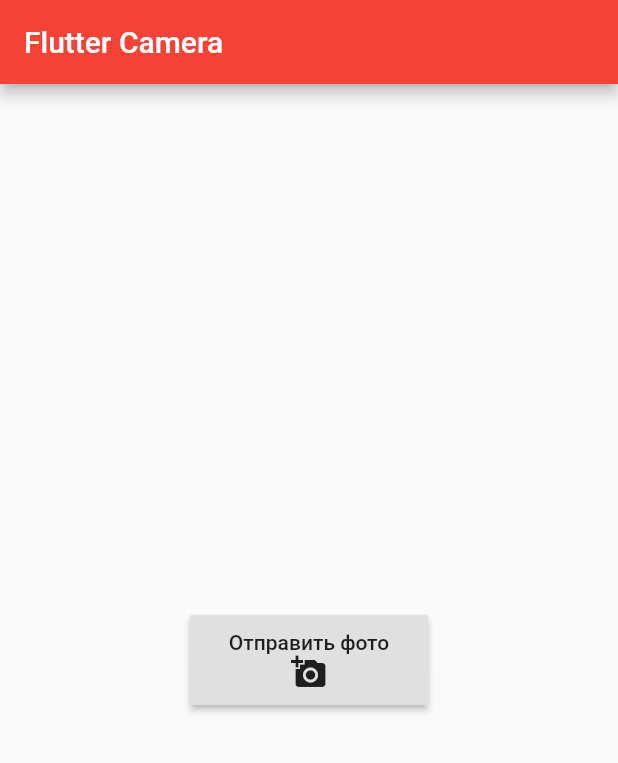
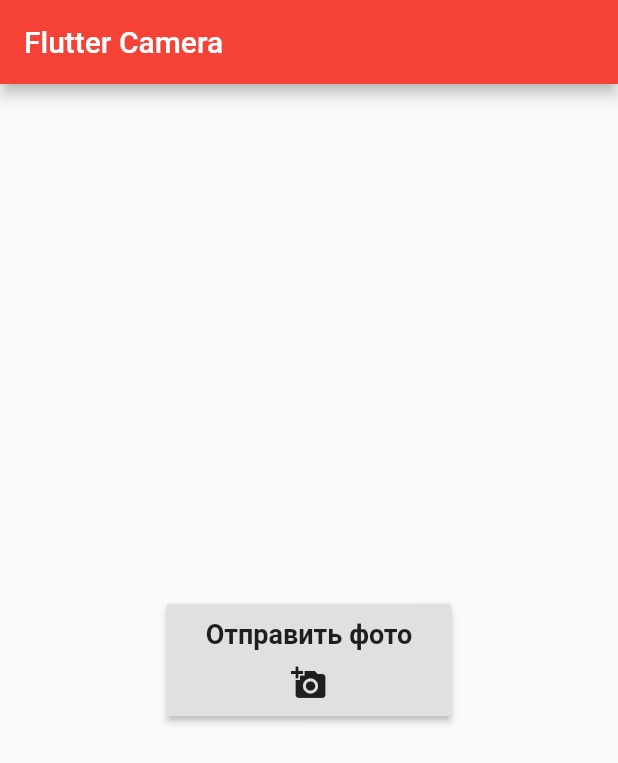
Before and after one commit to HunterGooD/FlutterPhotoSender, a Flutter app: the screen it shows after launch, on a phone screen of 412 x 824 dp. Shown: the top 763 px of the screen. Run offline on Flutter 3.47's test engine with Material 2 defaults, Android fonts, the phone set to English and light mode, and no system bars; our stand-ins replace camera, dio, geolocator.

```diff
--- a/lib/domain/repository/photo_repository.dart
+++ b/lib/domain/repository/photo_repository.dart
@@ -2,7 +2,7 @@ import 'dart:io';
 import 'package:flutter/cupertino.dart';
 
 abstract class PhotoRepository {
-  Future<void> uploadPhoto({@required File photo,
+  Future<dynamic> uploadPhoto({@required File photo,
     @required double longitude,
     @required double latitude});
 }
--- a/lib/domain/state/camera/camera_state.dart
+++ b/lib/domain/state/camera/camera_state.dart
@@ -3,6 +3,10 @@ import 'package:flutter/cupertino.dart';
 import 'package:flutter_camera/domain/repository/photo_repository.dart';
 
 abstract class CameraState {
+  CameraState(PhotoRepository photoRepository) {
+    _photoRepository = photoRepository;
+  }
+
   PhotoRepository _photoRepository;
 
   bool loadFinish = false;
@@ -12,5 +16,6 @@ abstract class CameraState {
       @required double longitude,
       @required double latitude}) async {
     final data = await _photoRepository.uploadPhoto(photo: photo, longitude: longitude, latitude: latitude);
+    print(data);
   }
 }
--- a/lib/presentation/home.dart
+++ b/lib/presentation/home.dart
@@ -1,16 +1,13 @@
-import 'dart:convert';
-
+import 'package:flutter/cupertino.dart';
 import 'package:flutter/material.dart';
 import 'package:flutter_camera/presentation/camera.dart';
 import 'package:camera/camera.dart';
 
 class Home extends StatefulWidget {
-
   /// Заголовок приложения
   final String title;
 
   Home({Key key, this.title}) : super(key: key);
-
 
   @override
   _HomeState createState() => _HomeState();
@@ -23,18 +20,23 @@ class _HomeState extends State<Home> {
     // ignore: deprecated_member_use
     _scaffoldKey.currentState.showSnackBar(SnackBar(
         content: Text(
-          message,
-          style: TextStyle(color: Colors.red),
-        )));
+      message,
+      style: TextStyle(color: Colors.red),
+    )));
   }
+
   void _toCreatePhoto() async {
     final cameras = await availableCameras();
-    if (cameras == null){
+    if (cameras == null) {
       showInSnackBar("Нужны права для использования камеры");
     }
     final cameraFirst = cameras.first;
-    Navigator.push(context,
-        MaterialPageRoute(builder: (context) => TakePhoto(firstCamera: cameraFirst,)));
+    Navigator.push(
+        context,
+        MaterialPageRoute(
+            builder: (context) => TakePhoto(
+                  firstCamera: cameraFirst,
+                )));
   }
 
   @override
@@ -53,7 +55,16 @@ class _HomeState extends State<Home> {
                 child: Padding(
                     padding: EdgeInsets.all(10),
                     child: Column(
-                      children: [Text("Отправить фото"), Icon(Icons.add_a_photo)],
+                      children: [
+                        Text(
+                          "Отправить фото",
+                          style: TextStyle(
+                              fontSize: 18, fontWeight: FontWeight.bold),
+                        ),
+                        Padding(
+                            padding: EdgeInsets.only(top: 10),
+                            child: Icon(Icons.add_a_photo))
+                      ],
                     ))),
           ],
         ),
```
Also changed, not shown: lib/data/repository/photo_repository.dart (added, +33 -0 lines), lib/domain/state/camera/main_camera_state.dart (added, +8 -0 lines), lib/presentation/OpenImage.dart (+8 -25 lines), lib/presentation/camera.dart (+36 -6 lines).
